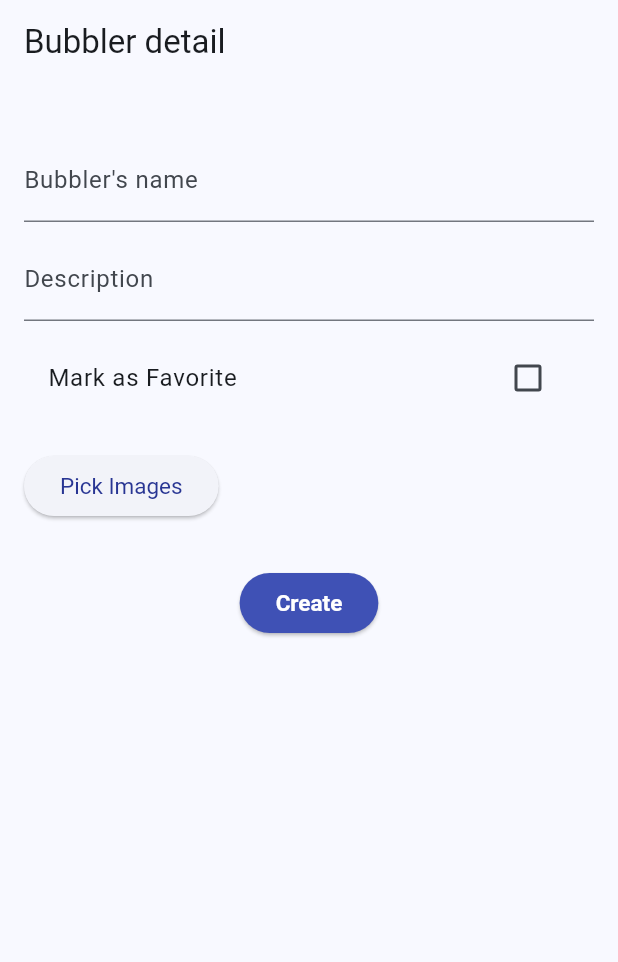
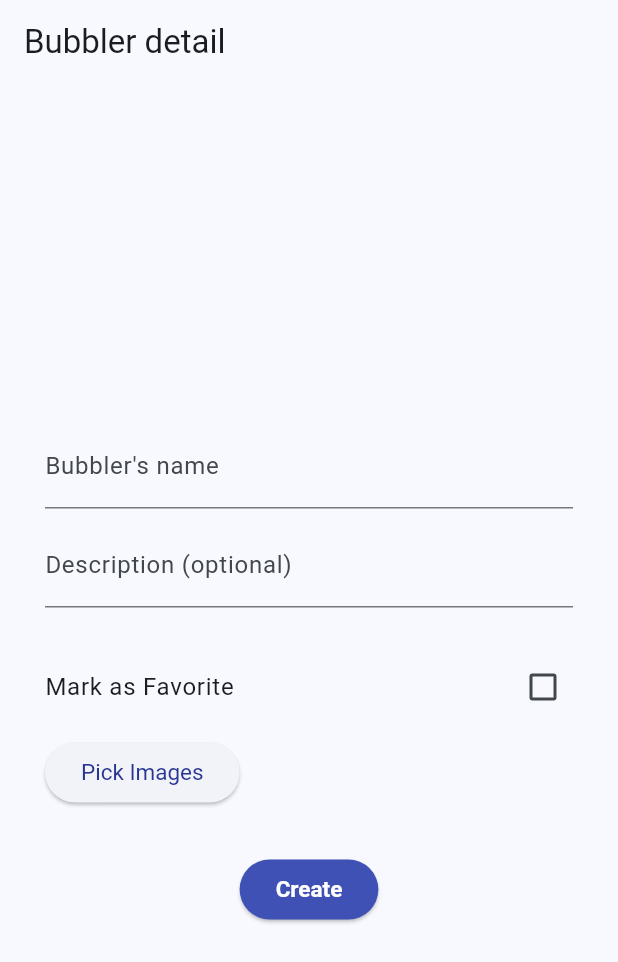
Before and after one commit to bakajstep/TAMa_2024, a Flutter app: the AddBubblerDetailsScreen screen opened directly with empty values, on a phone screen of 412 x 824 dp. Shown: the top 962 px of the screen. Run offline on Flutter 3.47's test engine with Material 3 defaults, Android fonts, the phone set to English and light mode, and no system bars; our stand-ins replace email_validator, flutter_map, flutter_typeahead, geolocator, get_it, google_sign_in and 3 more; missing offline and left inert: flutter_map_marker_cluster, google_sign_in_web, maps_launcher; accounts and stored records are empty.

Commit message:
add/edit bubbler - centered content

```diff
--- a/thirst_quest/lib/screens/add_bubbler_detail.dart
+++ b/thirst_quest/lib/screens/add_bubbler_detail.dart
@@ -44,10 +44,13 @@ class AddBubblerDetailsScreenState extends State<AddBubblerDetailsScreen> {
       appBar: AppBar(
         title: Text("Bubbler detail"),
       ),
-      body: SingleChildScrollView(
-        padding: const EdgeInsets.all(16.0),
+      body: Center(
+        child:
+        SingleChildScrollView(
+          padding: const EdgeInsets.symmetric(vertical: 10, horizontal: 30),
           child: Column(
             crossAxisAlignment: CrossAxisAlignment.start,
+            mainAxisSize:MainAxisSize.min,
             children: [
               SizedBox(height: 20),
               TextField(
@@ -57,10 +60,11 @@ class AddBubblerDetailsScreenState extends State<AddBubblerDetailsScreen> {
               SizedBox(height: 10),
               TextField(
                 controller: _descriptionController,
-              decoration: InputDecoration(labelText: "Description"),
+                decoration: InputDecoration(labelText: "Description (optional)"),
               ),
-            SizedBox(height: 10),
+              SizedBox(height: 25),
               CheckboxListTile(
+                contentPadding: EdgeInsets.zero,
                 title: Text("Mark as Favorite"),
                 value: _isFavorite,
                 onChanged: (bool? value) {
@@ -69,7 +73,7 @@ class AddBubblerDetailsScreenState extends State<AddBubblerDetailsScreen> {
                   });
                 },
               ),
-            SizedBox(height: 20),
+              SizedBox(height: 5),
               ElevatedButton(
                 onPressed: _pickImages,
                 style: ElevatedButton.styleFrom(
@@ -150,6 +154,7 @@ class AddBubblerDetailsScreenState extends State<AddBubblerDetailsScreen> {
             ],
           ),
         ),
+      ),
     );
   }
 }
```
Lines whose indentation alone changed are shown as unchanged.
